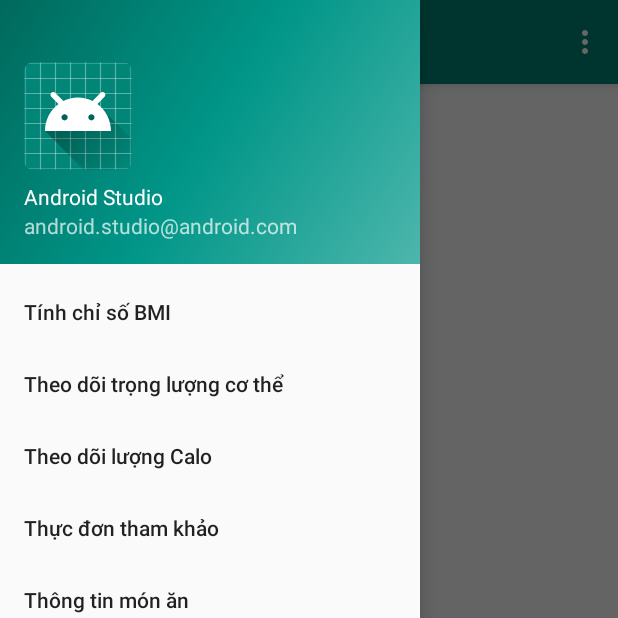
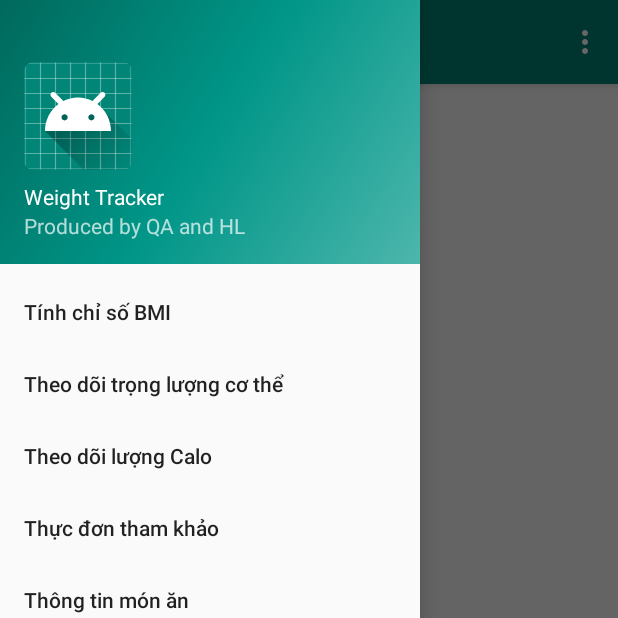
Before and after one commit to phamquanganh31101998/WeightTracker, an Android app: the screen it shows after launch (MainActivity), with the side drawer open, on a phone screen of 412 x 824 dp, the top half of it. Run offline under Robolectric (Android 15) with nearby library versions, the phone set to English and light mode, and no system bars.

Commit message:
App Android

```diff
--- a/app/src/main/res/values/strings.xml
+++ b/app/src/main/res/values/strings.xml
@@ -2,8 +2,8 @@
     <string name="app_name">WeightTracker</string>
     <string name="navigation_drawer_open">Open navigation drawer</string>
     <string name="navigation_drawer_close">Close navigation drawer</string>
-    <string name="nav_header_title">Android Studio</string>
-    <string name="nav_header_subtitle">android.studio@android.com</string>
+    <string name="nav_header_title">Weight Tracker</string>
+    <string name="nav_header_subtitle">Produced by QA and HL</string>
     <string name="nav_header_desc">Navigation header</string>
     <string name="action_settings">Settings</string>
 </resources>
```
